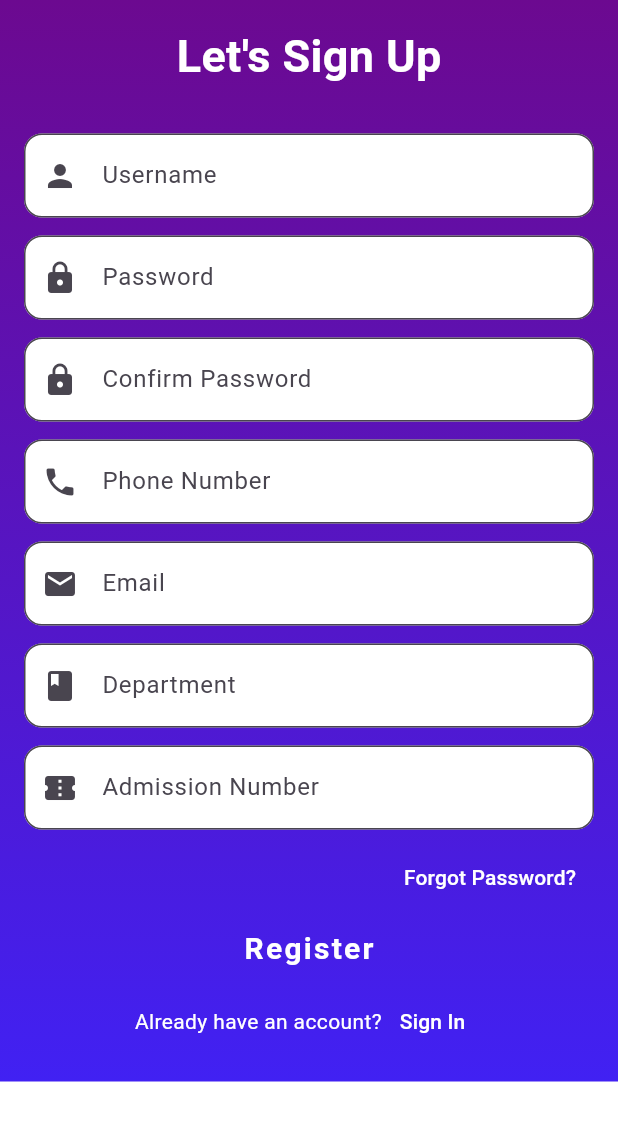
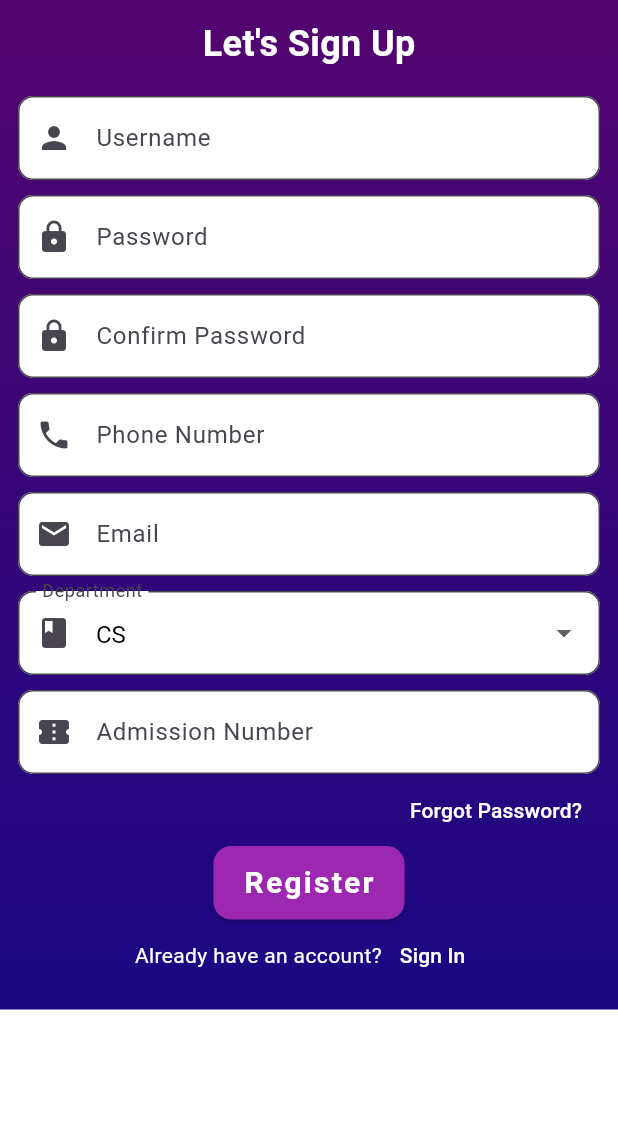
Before and after one commit to Hishammpsnhn/anti_ragging, a Flutter app: the screen it shows after launch, after a tap on "Sign Up", on a phone screen of 412 x 824 dp. Shown: the top 1121 px of the screen. Run offline on Flutter 3.47's test engine with Material 3 defaults, Android fonts, the phone set to English and light mode, and no system bars; our stand-ins replace cloud_firestore, firebase_auth, firebase_core, shared_preferences; missing offline and left inert: dart:ffi; accounts and stored records are empty.

Commit message:
fix login ui

```diff
--- a/lib/screens/auth/login_page.dart
+++ b/lib/screens/auth/login_page.dart
@@ -2,18 +2,26 @@ import 'package:anti_ragging/functions/authFunctions.dart';
 import 'package:anti_ragging/screens/auth/register_page.dart';
 import 'package:anti_ragging/screens/home/home_page.dart';
 import 'package:anti_ragging/screens/splash/splash_page.dart';
+import 'package:anti_ragging/screens/widgets/complaint_dialog.dart';
 import 'package:flutter/material.dart';
 import 'package:shared_preferences/shared_preferences.dart';
 
-class LoginPage extends StatelessWidget {
+class LoginPage extends StatefulWidget {
+  @override
+  State<LoginPage> createState() => _LoginPageState();
+}
+
+class _LoginPageState extends State<LoginPage> {
   final _EmailController = TextEditingController();
   final _PasswordController = TextEditingController();
+  bool _loading = false;
 
   @override
   Widget build(BuildContext context) {
     return Scaffold(
       backgroundColor: Colors.transparent,
-      body: Container(
+      body: SafeArea(
+        child: Container(
           decoration: const BoxDecoration(
             gradient: LinearGradient(
               begin: Alignment.topCenter,
@@ -101,16 +109,23 @@ class LoginPage extends StatelessWidget {
                         ),
                       ],
                     ),
-                  TextButton(
+                    ElevatedButton(
                       style: ElevatedButton.styleFrom(
-                      primary: Color(0xFFC20BF3),
-                      // Set the background color using the specified color code
-                      elevation: 5, // Set the elevation (shadow)
+                        primary: Colors.purple, // Set the background color to blue
+                        shape: RoundedRectangleBorder(
+                          borderRadius: BorderRadius.circular(12.0), // Adjust the border radius as needed
+                        ),
+                        padding: EdgeInsets.symmetric(vertical: 10.0, horizontal: 20.0), // Adjust the padding as needed
                       ),
                       onPressed: () {
                         checkLogin(context);
                       },
-                    child: const Text('Login',
+                      child: _loading
+                          ? CircularProgressIndicator(
+                              valueColor:
+                                  AlwaysStoppedAnimation<Color>(Colors.white),
+                            )
+                          : const Text('Login',
                               style: TextStyle(
                                   fontSize: 20,
                                   fontWeight: FontWeight.w700,
@@ -145,13 +160,26 @@ class LoginPage extends StatelessWidget {
             ),
           ),
         ),
+      ),
     );
   }
 
   void checkLogin(BuildContext context) async {
+    setState(() {
+      _loading = true;
+    });
     final _email = _EmailController.text;
     final _password = _PasswordController.text;
-    AuthServices.signinUser(_email, _password, context);
+    if(_email.isNotEmpty && _password.isNotEmpty){
+      await AuthServices.signinUser(_email, _password, context);
+    }else{
+      ComplaintDialog.snackBar(context, SnackBarType.error, "Fill all fields");
+    }
+
+
+    setState(() {
+      _loading = false;
+    });
     // if(_username == _password){
     //   final _sharedPrefs = await SharedPreferences.getInstance();
     //   await _sharedPrefs.setBool(SAVE_KEY_NAME, true);
--- a/lib/screens/auth/register_page.dart
+++ b/lib/screens/auth/register_page.dart
@@ -1,8 +1,14 @@
 import 'package:anti_ragging/functions/authFunctions.dart';
 import 'package:anti_ragging/screens/auth/login_page.dart';
+import 'package:anti_ragging/screens/widgets/complaint_dialog.dart';
 import 'package:flutter/material.dart';
 
-class RegisterPage extends StatelessWidget {
+class RegisterPage extends StatefulWidget {
+  @override
+  State<RegisterPage> createState() => _RegisterPageState();
+}
+
+class _RegisterPageState extends State<RegisterPage> {
   final _UsernameController = TextEditingController();
   final _PasswordController = TextEditingController();
   final _ConfirmPasswordController = TextEditingController();
@@ -10,27 +16,29 @@ class RegisterPage extends StatelessWidget {
   final _EmailController = TextEditingController();
   final _DepartmentController = TextEditingController();
   final _AdmissionNumberController = TextEditingController();
+  bool _loading = false;
+  String _selectedDepartment = 'CS';
 
   @override
   Widget build(BuildContext context) {
     return Scaffold(
       backgroundColor: Colors.transparent,
-      body: SingleChildScrollView(
+      body: SafeArea(
+        child: SingleChildScrollView(
           child: Container(
             decoration: const BoxDecoration(
               gradient: LinearGradient(
                 begin: Alignment.topCenter,
                 end: Alignment.bottomCenter,
                 colors: [
-                Color.fromARGB(255, 108, 9, 144),
-                Color.fromARGB(255, 65, 33, 243),
+                  Color.fromARGB(255, 83, 5, 111),
+                  Color.fromARGB(255, 26, 7, 131),
                 ],
               ),
             ),
             child: Padding(
-            padding: const EdgeInsets.all(16.0),
+              padding: const EdgeInsets.all(12.0),
               child: Column(
-
                 mainAxisAlignment: MainAxisAlignment.spaceBetween,
                 children: [
                   const SizedBox(),
@@ -39,12 +47,12 @@ class RegisterPage extends StatelessWidget {
                       const Text(
                         "Let's Sign Up",
                         style: TextStyle(
-                        fontSize: 30,
+                          fontSize: 24,
                           fontWeight: FontWeight.w600,
                           color: Colors.white,
                         ),
                       ),
-                    const SizedBox(height: 30),
+                      const SizedBox(height: 18),
                       TextField(
                         controller: _UsernameController,
                         decoration: InputDecoration(
@@ -54,11 +62,11 @@ class RegisterPage extends StatelessWidget {
                           fillColor: Colors.white,
                           prefixIcon: Icon(Icons.person),
                           border: OutlineInputBorder(
-                          borderRadius: BorderRadius.circular(12.0),
+                            borderRadius: BorderRadius.circular(10.0),
                           ),
                         ),
                       ),
-                    const SizedBox(height: 12),
+                      const SizedBox(height: 10),
                       TextField(
                         controller: _PasswordController,
                         obscureText: true,
@@ -69,11 +77,11 @@ class RegisterPage extends StatelessWidget {
                           hintText: 'Enter your password',
                           prefixIcon: Icon(Icons.lock),
                           border: OutlineInputBorder(
-                          borderRadius: BorderRadius.circular(12.0),
+                            borderRadius: BorderRadius.circular(10.0),
                           ),
                         ),
                       ),
-                    const SizedBox(height: 12),
+                      const SizedBox(height: 10),
                       TextField(
                         controller: _ConfirmPasswordController,
                         obscureText: true,
@@ -84,11 +92,11 @@ class RegisterPage extends StatelessWidget {
                           hintText: 'ReEnter your password',
                           prefixIcon: Icon(Icons.lock),
                           border: OutlineInputBorder(
-                          borderRadius: BorderRadius.circular(12.0),
+                            borderRadius: BorderRadius.circular(10.0),
                           ),
                         ),
                       ),
-                    const SizedBox(height: 12),
+                      const SizedBox(height: 10),
                       TextField(
                         controller: _PhoneController,
                         decoration: InputDecoration(
@@ -98,11 +106,11 @@ class RegisterPage extends StatelessWidget {
                           hintText: 'Enter your Phone Number',
                           prefixIcon: Icon(Icons.phone),
                           border: OutlineInputBorder(
-                          borderRadius: BorderRadius.circular(12.0),
+                            borderRadius: BorderRadius.circular(10.0),
                           ),
                         ),
                       ),
-                    const SizedBox(height: 12),
+                      const SizedBox(height: 10),
                       TextField(
                         controller: _EmailController,
                         decoration: InputDecoration(
@@ -112,25 +120,45 @@ class RegisterPage extends StatelessWidget {
                           hintText: 'Enter your Email',
                           prefixIcon: Icon(Icons.email),
                           border: OutlineInputBorder(
-                          borderRadius: BorderRadius.circular(12.0),
+                            borderRadius: BorderRadius.circular(10.0),
                           ),
                         ),
                       ),
-                    const SizedBox(height: 12),
-                    TextField(
-                      controller: _DepartmentController,
+                      const SizedBox(height: 10),
+                      DropdownButtonFormField<String>(
+                        value: _selectedDepartment,
+                        items: ['CS', 'History', 'Commerce', 'Science', 'BVoc']
+                            .map((department) {
+                          return DropdownMenuItem<String>(
+                            value: department,
+                            child: Text(
+                              department,
+                              style: TextStyle(fontSize: 16),
+                            ),
+                          );
+                        }).toList(),
+                        onChanged: (value) {
+                          setState(() {
+                            _selectedDepartment = value!;
+                          });
+                        },
+                        style: TextStyle(color: Colors.black),
+                        icon: Icon(Icons.arrow_drop_down),
+                        dropdownColor: Colors.grey[200],
                         decoration: InputDecoration(
                           filled: true,
                           fillColor: Colors.white,
                           labelText: 'Department',
-                        hintText: 'Enter your Department',
+                          hintText: 'Select your Department',
                           prefixIcon: Icon(Icons.class_),
                           border: OutlineInputBorder(
-                          borderRadius: BorderRadius.circular(12.0),
+                            borderRadius: BorderRadius.circular(10.0),
                           ),
+                          // Adjust the above values based on your preference
                         ),
+                        borderRadius: BorderRadius.circular(10.0),
                       ),
-                    const SizedBox(height: 12),
+                      const SizedBox(height: 10),
                       TextField(
                         controller: _AdmissionNumberController,
                         decoration: InputDecoration(
@@ -140,11 +168,10 @@ class RegisterPage extends StatelessWidget {
                           hintText: 'Enter your Admission Number',
                           prefixIcon: Icon(Icons.confirmation_num),
                           border: OutlineInputBorder(
-                          borderRadius: BorderRadius.circular(12.0),
+                            borderRadius: BorderRadius.circular(10.0),
                           ),
                         ),
                       ),
-                    const SizedBox(height: 8),
                       Row(
                         mainAxisAlignment: MainAxisAlignment.end,
                         children: [
@@ -176,11 +203,27 @@ class RegisterPage extends StatelessWidget {
                           ),
                         ],
                       ),
-                    TextButton(
+                      ElevatedButton(
                         onPressed: () {
                           checkRegister(context);
                         },
-                      child: const Text('Register',
+                        style: ElevatedButton.styleFrom(
+                          primary: Colors.purple,
+                          // Set the background color to blue
+                          shape: RoundedRectangleBorder(
+                            borderRadius: BorderRadius.circular(
+                                12.0), // Adjust the border radius as needed
+                          ),
+                          padding: EdgeInsets.symmetric(
+                              vertical: 10.0,
+                              horizontal: 20.0), // Adjust the padding as needed
+                        ),
+                        child: _loading
+                            ? CircularProgressIndicator(
+                                valueColor:
+                                    AlwaysStoppedAnimation<Color>(Colors.white),
+                              )
+                            : const Text('Register',
                                 style: TextStyle(
                                     fontSize: 20,
                                     fontWeight: FontWeight.w700,
@@ -215,16 +258,20 @@ class RegisterPage extends StatelessWidget {
             ),
           ),
         ),
+      ),
     );
   }
 
   void checkRegister(BuildContext context) async {
+    setState(() {
+      _loading = true;
+    });
     final _username = _UsernameController.text;
     final _password = _PasswordController.text;
     final _cofirmPassword = _ConfirmPasswordController.text;
     final _phoneNumber = _PhoneController.text;
     final _email = _EmailController.text;
-    final _department = _DepartmentController.text;
+    final _department = _selectedDepartment;
     final _admissionNumber = _AdmissionNumberController.text;
 
     if (_password == _cofirmPassword) {
@@ -237,7 +284,7 @@ class RegisterPage extends StatelessWidget {
         _department,
         _admissionNumber,
       ])) {
-        AuthServices.signupUser(
+        await AuthServices.signupUser(
           _email,
           _password,
           _username,
@@ -246,25 +293,20 @@ class RegisterPage extends StatelessWidget {
           context,
         );
       } else {
-        showSnackBar(context, "Please fill in all fields");
+        ComplaintDialog.snackBar(
+            context, SnackBarType.error, "Fill all fields");
       }
     } else {
-      showSnackBar(context, "Password Doesn't match Confirm Password");
+      ComplaintDialog.snackBar(context, SnackBarType.error,
+          "Password Doesn't match Confirm Password");
     }
+
+    setState(() {
+      _loading = false;
+    });
   }
 
   bool _areAllFieldsNotEmpty(List<String> fields) {
     return fields.every((field) => field.isNotEmpty);
   }
-
-  void showSnackBar(BuildContext context, String message) {
-    ScaffoldMessenger.of(context).showSnackBar(
-      SnackBar(
-        behavior: SnackBarBehavior.floating,
-        backgroundColor: Colors.red,
-        margin: EdgeInsets.all(10),
-        content: Text(message),
-      ),
-    );
 }
-}
```
Also changed, not shown: lib/functions/authFunctions.dart (+19 -26 lines), lib/screens/home/report_complaint_form .dart (+27 -11 lines), lib/screens/widgets/complaint_dialog.dart (+21 -0 lines). Lines whose indentation alone changed are shown as unchanged.
